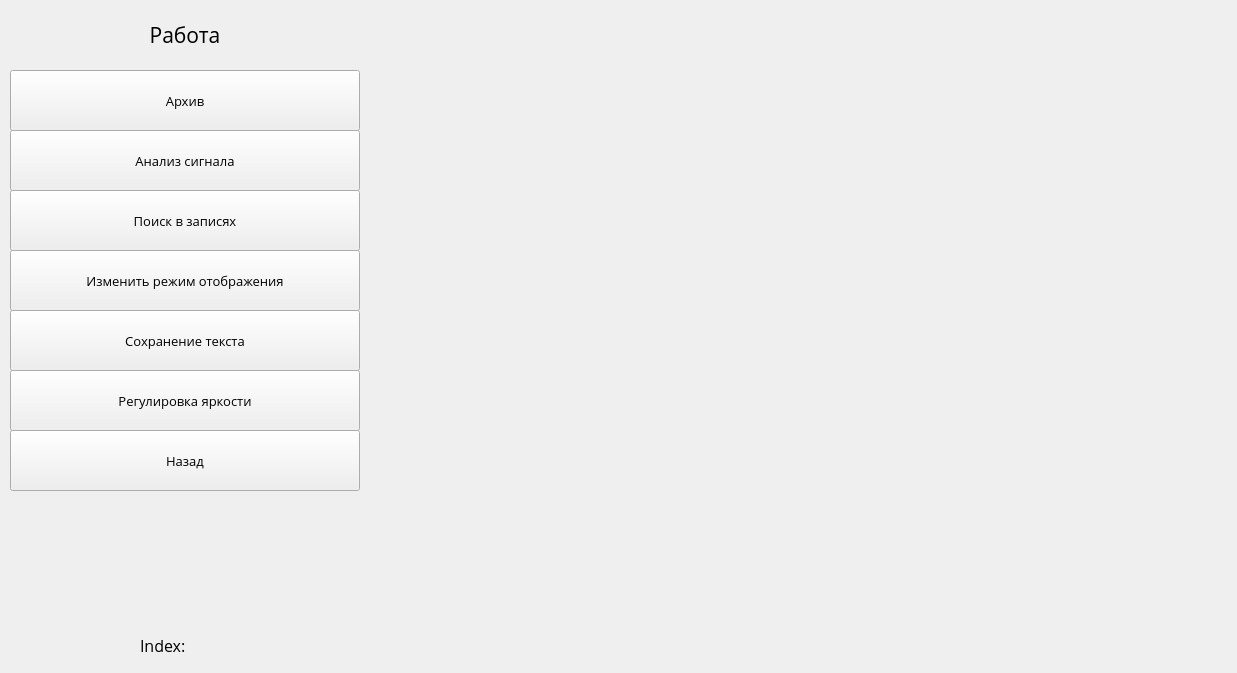
Before: the Qt Designer form stackedoptions.ui in tomyqg/topaz-m, drawn with Qt 5.
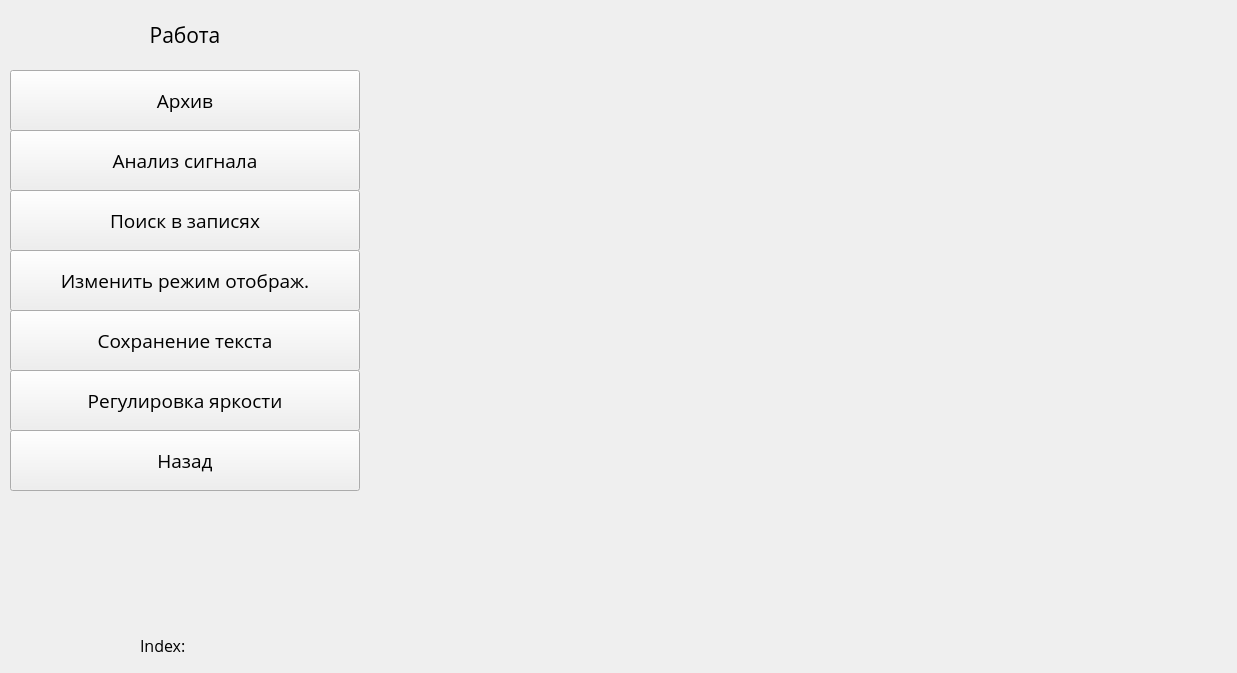
After: the same form once the commit is applied. The open tabs and pages were chosen to show the change. Custom widgets are drawn as their Qt base class.

```diff
--- a/stackedoptions.ui
+++ b/stackedoptions.ui
@@ -345,7 +345,7 @@
      <property name="font">
       <font>
        <family>Open Sans</family>
-       <pointsize>10</pointsize>
+       <pointsize>14</pointsize>
       </font>
      </property>
      <property name="text">
@@ -386,7 +386,7 @@
      <property name="font">
       <font>
        <family>Open Sans</family>
-       <pointsize>10</pointsize>
+       <pointsize>14</pointsize>
       </font>
      </property>
      <property name="text">
@@ -405,7 +405,7 @@
      <property name="font">
       <font>
        <family>Open Sans</family>
-       <pointsize>10</pointsize>
+       <pointsize>14</pointsize>
       </font>
      </property>
      <property name="text">
@@ -424,11 +424,11 @@
      <property name="font">
       <font>
        <family>Open Sans</family>
-       <pointsize>10</pointsize>
+       <pointsize>14</pointsize>
       </font>
      </property>
      <property name="text">
-      <string>Изменить режим отображения</string>
+      <string>Изменить режим отображ.</string>
      </property>
     </widget>
     <widget class="QPushButton" name="pushButton_34">
@@ -443,7 +443,7 @@
      <property name="font">
       <font>
        <family>Open Sans</family>
-       <pointsize>10</pointsize>
+       <pointsize>14</pointsize>
       </font>
      </property>
      <property name="text">
@@ -462,7 +462,7 @@
      <property name="font">
       <font>
        <family>Open Sans</family>
-       <pointsize>10</pointsize>
+       <pointsize>14</pointsize>
       </font>
      </property>
      <property name="text">
@@ -481,7 +481,7 @@
      <property name="font">
       <font>
        <family>Open Sans</family>
-       <pointsize>10</pointsize>
+       <pointsize>14</pointsize>
       </font>
      </property>
      <property name="text">
```
Left out of the diff: 76 changed lines with no effect on the pictures.
